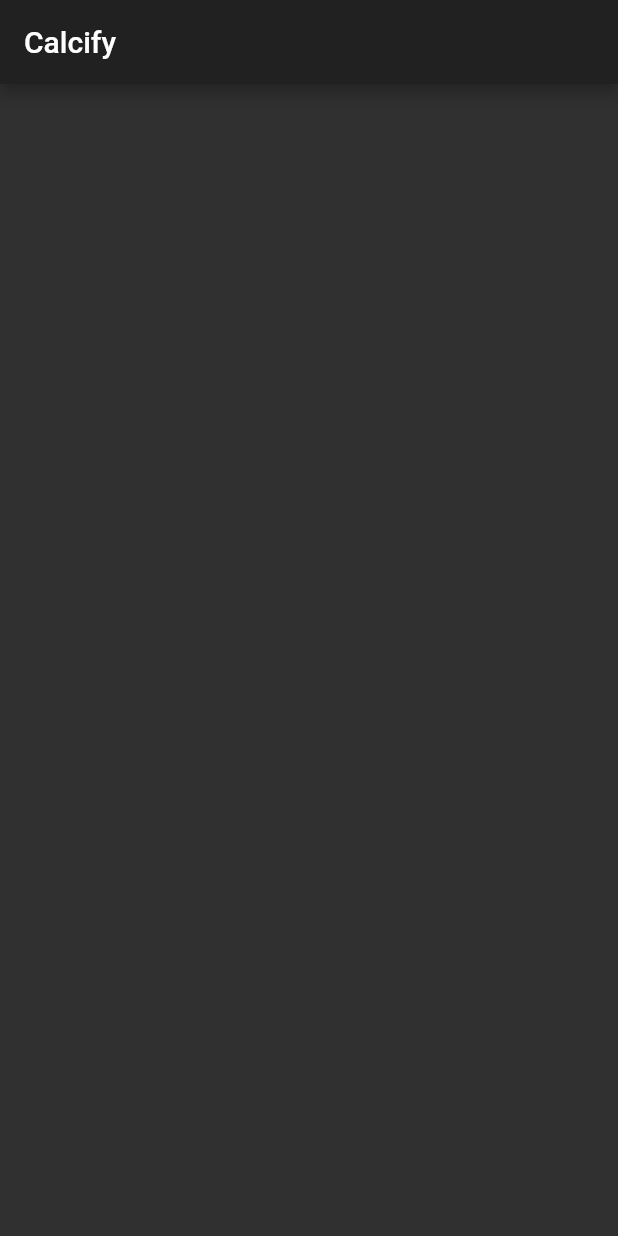
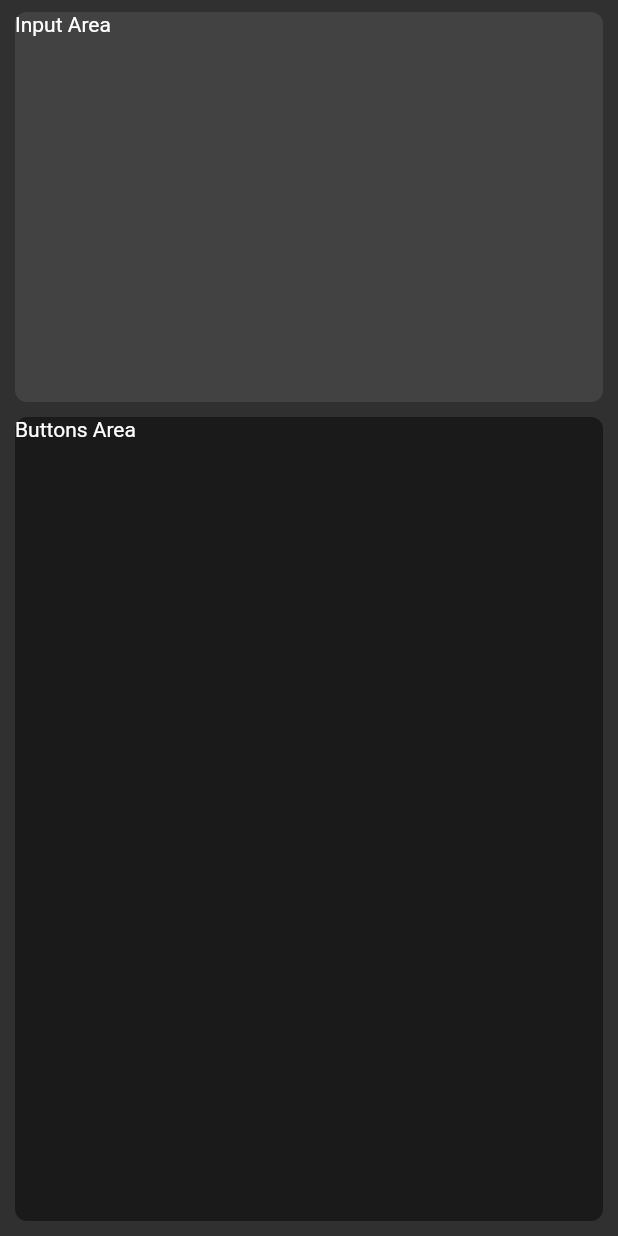
Before and after one commit to NithinRauj/Calcify-App, a Flutter app: the screen it shows after launch, on a phone screen of 412 x 824 dp. Run offline on Flutter 3.47's test engine with Material 2 defaults, Android fonts, the phone set to English and light mode, and no system bars.

Commit message:
Created a basic layout for app page

```diff
--- /dev/null
+++ b/lib/app_page.dart
@@ -0,0 +1,52 @@
+import 'package:flutter/material.dart';
+
+class AppPage extends StatefulWidget {
+  @override
+  _AppPageState createState() => _AppPageState();
+}
+
+class _AppPageState extends State<AppPage> {
+  @override
+  Widget build(BuildContext context) {
+    return SafeArea(
+      child: Column(
+          mainAxisAlignment: MainAxisAlignment.center,
+          crossAxisAlignment: CrossAxisAlignment.stretch,
+          children: <Widget>[
+            Expanded(
+              flex: 2,
+              child: Padding(
+                padding: const EdgeInsets.fromLTRB(10.0, 8.0, 10.0, 5.0),
+                child: Container(
+                  decoration: BoxDecoration(
+                    borderRadius: BorderRadius.circular(8.0),
+                    color: Colors.grey[800],
+                  ),
+                  child: Text(
+                    'Input Area',
+                  ),
+                ),
+              ),
+            ),
+            SizedBox(
+              height: 5.0,
+            ),
+            Expanded(
+              flex: 4,
+              child: Padding(
+                padding: const EdgeInsets.fromLTRB(10.0, 0.0, 10.0, 10.0),
+                child: Container(
+                  decoration: BoxDecoration(
+                    borderRadius: BorderRadius.circular(8.0),
+                    color: Colors.black45,
+                  ),
+                  child: Text(
+                    'Buttons Area',
+                  ),
+                ),
+              ),
+            ),
+          ]),
+    );
+  }
+}
--- a/lib/main.dart
+++ b/lib/main.dart
@@ -1,4 +1,5 @@
 import 'package:flutter/material.dart';
+import 'app_page.dart';
 
 void main() => runApp(App());
 
@@ -9,9 +10,7 @@ class App extends StatelessWidget {
       theme: ThemeData.dark(),
       title: 'Calcify',
       home: Scaffold(
-        appBar: AppBar(
-          title: Text('Calcify'),
-        ),
+        body: AppPage(),
       ),
     );
   }
```
